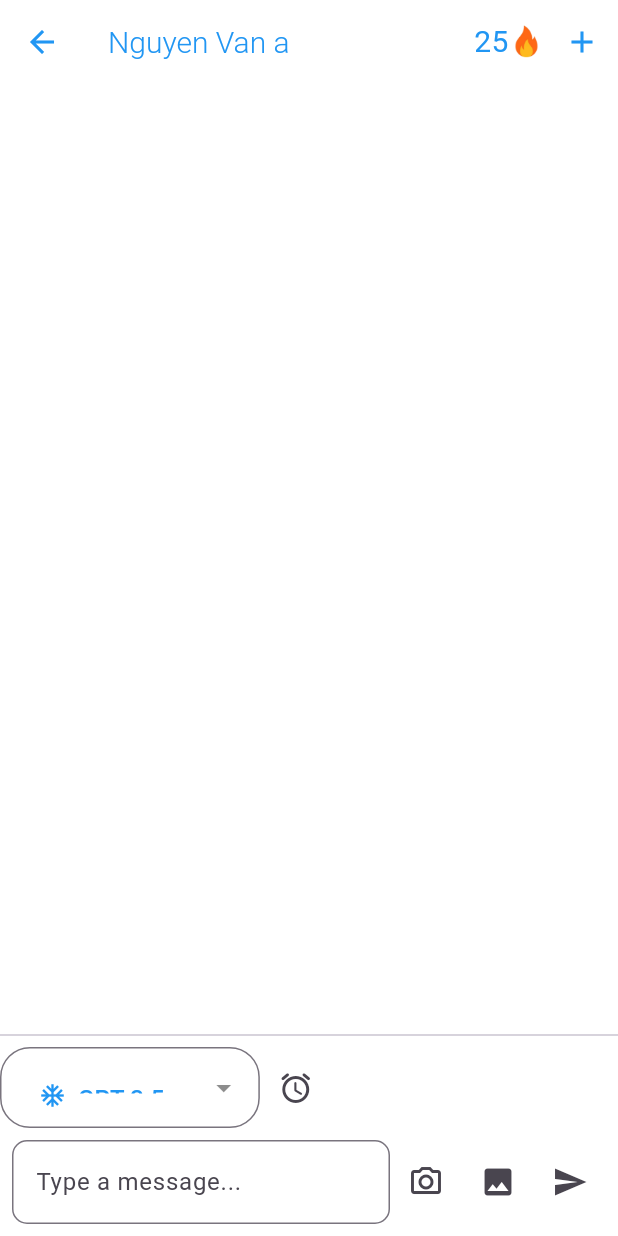
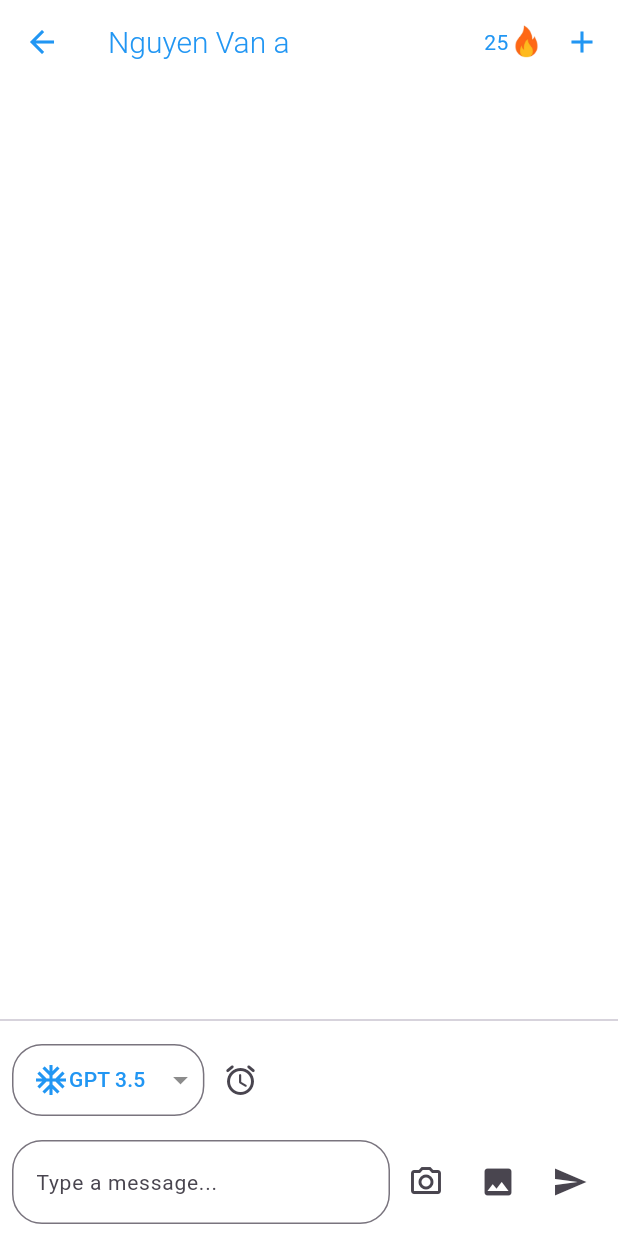
Before and after one commit to phamvu1001/ADVMobile, a Flutter app: the ConversationPage screen opened directly, on a phone screen of 412 x 824 dp. Run offline on Flutter 3.47's test engine with Material 3 defaults, Android fonts, the phone set to English and light mode, and no system bars; our stand-ins replace dropdown_button2, hugeicons.

Commit message:
fix agent combobox

```diff
--- a/lib/src/pages/chat_bot_page/chatBotPage.dart
+++ b/lib/src/pages/chat_bot_page/chatBotPage.dart
@@ -159,8 +159,6 @@ class _ChatBotPage extends State<ChatBotPage> {
                           borderRadius: BorderRadius.circular(20.0),
                         ),
                         backgroundColor:Colors.blue,
-                        padding:
-                        const EdgeInsets.fromLTRB(8.0, 20.0, 13.0, 20.0),
                       ),
                     ),
                   )
--- a/lib/src/pages/chat_page/conversationPage.dart
+++ b/lib/src/pages/chat_page/conversationPage.dart
@@ -39,16 +39,16 @@ class _conversationPage extends State<ConversationPage> {
     String _selectedTool = 'GPT 3.5';
     List<Map<String, Icon>> menuItems = [
       {
-        'GPT 3.5': const Icon(Icons.ac_unit_outlined),
+        'GPT 3.5': const Icon(Icons.ac_unit_outlined, color: Colors.blue,),
       },
       {
-        'GPT 4.0': const Icon(Icons.ac_unit_outlined),
+        'GPT 4.0': const Icon(Icons.ac_unit_outlined, color: Colors.blue),
       },
       {
-        'DALL·E': const Icon(Icons.ac_unit_outlined),
+        'DALL·E': const Icon(Icons.ac_unit_outlined, color: Colors.blue),
       },
       {
-        'Whisper': const Icon(Icons.ac_unit_outlined),
+        'Whisper': const Icon(Icons.ac_unit_outlined, color: Colors.blue),
       },
     ];
 
@@ -60,7 +60,7 @@ class _conversationPage extends State<ConversationPage> {
               Text(
                 "25",
                 style: TextStyle(
-                  fontSize: 20,
+                  fontSize: 14,
                 ),
               ),
               Image.asset(
@@ -135,13 +135,15 @@ class _conversationPage extends State<ConversationPage> {
             ),
 
             const Divider(),
-            Row(
+            Padding(
+              padding: const EdgeInsets.all(8.0),
+              child: Row(
                 children: [
                   IntrinsicWidth(
                     child: DropdownButtonFormField2<String>(
                       isExpanded: false,
                       decoration: InputDecoration(
-                      contentPadding: const EdgeInsets.symmetric(vertical: 15),
+                        contentPadding: const EdgeInsets.symmetric(vertical: 5),
                         border: OutlineInputBorder(
                           borderRadius: BorderRadius.circular(20),
                         ),
@@ -163,10 +165,11 @@ class _conversationPage extends State<ConversationPage> {
                         return DropdownMenuItem<String>(
                           value: key, // Use the key as the value
                           child:
-                       TextButton.icon(
-                            onPressed: () => _toolAi(0),
-                            icon: icon,
-                            label: Text(key, style: const TextStyle(fontSize: 16)),
+                          Row(
+                            children: [
+                                  icon,
+                                  Text(key, style: const TextStyle(fontSize: 14, color: Colors.blue)),
+                            ],
                           ),
                         );
                       }).toList(),
@@ -175,9 +178,6 @@ class _conversationPage extends State<ConversationPage> {
                           _selectedTool = value!;
                         });
                       },
-                    buttonStyleData: const ButtonStyleData(
-                      padding: EdgeInsets.only(right: 8),
-                    ),
                       iconStyleData: const IconStyleData(
                         icon: Icon(
                           Icons.arrow_drop_down,
@@ -197,6 +197,7 @@ class _conversationPage extends State<ConversationPage> {
                   ),
                 ],
               ),
+            ),
 
             // Input Field and Send Button
             Padding(
@@ -209,7 +210,7 @@ class _conversationPage extends State<ConversationPage> {
                       controller: _controller,
                       decoration: InputDecoration(
                         border: OutlineInputBorder(
-                          borderRadius: BorderRadius.circular(10),
+                          borderRadius: BorderRadius.circular(20),
                         ),
                         hintText: 'Type a message...',
                       ),
--- a/lib/src/pages/draftEmail_page/draftEmail.dart
+++ b/lib/src/pages/draftEmail_page/draftEmail.dart
@@ -117,7 +117,7 @@ class _DraftEmailPageState extends State<DraftEmailPage> {
                     controller: _controller,
                     decoration: InputDecoration(
                       border: OutlineInputBorder(
-                        borderRadius: BorderRadius.circular(10),
+                        borderRadius: BorderRadius.circular(20),
                       ),
                       hintText: 'Type a message...',
                     ),
--- a/lib/src/pages/login_page/loginPage.dart
+++ b/lib/src/pages/login_page/loginPage.dart
@@ -100,7 +100,6 @@ class _LoginPageState extends State<LoginPage> {
                   child: const Text('Forgot password ?')),
               ElevatedButton(
                 style: ButtonStyle(
-
                   shape: WidgetStateProperty.all<RoundedRectangleBorder>(  RoundedRectangleBorder(
                     borderRadius: BorderRadius.circular(12.0),
                     side: const BorderSide(color: Colors.blue, width: 2.0), // Customize border color and width here
@@ -125,11 +124,12 @@ class _LoginPageState extends State<LoginPage> {
                       backgroundColor: Colors.white,
                       side: const BorderSide(color: Colors.grey),
                       padding: const EdgeInsets.symmetric(
-                          horizontal: 12, vertical: 8),
+                          horizontal: 56, vertical: 8),
                     ),
                     onPressed: _signWithGoogle,
                     child:
-                        Row(mainAxisSize: MainAxisSize.min, children: <Widget>[
+                        Row(mainAxisSize: MainAxisSize.min,
+                            children: <Widget>[
                           Image.asset(
                             'lib/assets/google-icon.jpg',
                             height: 24,
--- a/lib/src/pages/personal_page/botPreview_page/knowledgeTab.dart
+++ b/lib/src/pages/personal_page/botPreview_page/knowledgeTab.dart
@@ -166,7 +166,6 @@ class _KnowledgeTabState extends State<KnowledgeTab> {
                 borderRadius: BorderRadius.circular(20.0),
               ),
               backgroundColor: Colors.blue,
-              padding: const EdgeInsets.fromLTRB(8.0, 20.0, 13.0, 20.0),
             ),
           ),
           const SizedBox(height: 16.0),
--- a/lib/src/pages/personal_page/botPreview_page/previewTab.dart
+++ b/lib/src/pages/personal_page/botPreview_page/previewTab.dart
@@ -78,9 +78,11 @@ class _PreviewTabState extends State<PreviewTab> {
               Expanded(
                 child: TextField(
                   controller: _messageController,
-                  decoration: const InputDecoration(
+                  decoration: InputDecoration(
                     hintText: 'Type a message',
-                    border: OutlineInputBorder(),
+                    border: OutlineInputBorder(
+                      borderRadius: BorderRadius.circular(20),
+                    ),
                   ),
                   onSubmitted: (value) => _sendMessage(),
                 ),
--- a/lib/src/pages/personal_page/botPreview_page/promptTab.dart
+++ b/lib/src/pages/personal_page/botPreview_page/promptTab.dart
@@ -21,7 +21,7 @@ class PromptTab extends StatelessWidget {
               decoration: InputDecoration(
                 hintText: 'Type your prompts here...',
                 border: OutlineInputBorder(
-                  borderRadius: BorderRadius.circular(8.0),
+                  borderRadius: BorderRadius.circular(20.0),
                 ),
               ),
             ),
--- a/lib/src/pages/personal_page/knowledgeDetails_page/knowledgeDetails.dart
+++ b/lib/src/pages/personal_page/knowledgeDetails_page/knowledgeDetails.dart
@@ -149,7 +149,8 @@ class _KnowledgeDetailsState extends State<KnowledgeDetails> {
                     Text('Size: ${widget.size}'),
                   ],
                 ),
-                ElevatedButton.icon(
+                SizedBox(
+                  child: ElevatedButton.icon(
                     onPressed: () {
                       // Handle add unit action
                       _showAddUnitDialog();
@@ -164,7 +165,7 @@ class _KnowledgeDetailsState extends State<KnowledgeDetails> {
                         borderRadius: BorderRadius.circular(20.0),
                       ),
                       backgroundColor: Colors.blue,
-                    padding: const EdgeInsets.fromLTRB(8.0, 20.0, 13.0, 20.0),
+                    ),
                   ),
                 ),
               ],
--- a/lib/src/widgets/searchBar.dart
+++ b/lib/src/widgets/searchBar.dart
@@ -5,12 +5,12 @@ class CustomSearchBar extends StatelessWidget {
   @override
   Widget build(BuildContext context) {
     return Container(
-      padding: EdgeInsets.all(16),
       child: TextFormField(
         style: TextStyle(fontSize: 14),
         textInputAction: TextInputAction.search,
         decoration: InputDecoration(
           labelText: 'Search',
+          labelStyle:const TextStyle(fontSize: 14),
           border: OutlineInputBorder( borderRadius: BorderRadius.circular(20)),
           prefixIcon: Icon(Icons.search),
         ),
```
Also changed, not shown: lib/main.dart (+6 -2 lines), lib/src/navigation.dart (+4 -3 lines), lib/src/pages/knowledge_base_page/knowledgeBasePage.dart (+2 -15 lines), lib/src/pages/promt_page/promtPage.dart (+12 -24 lines). Lines whose indentation alone changed are shown as unchanged.
